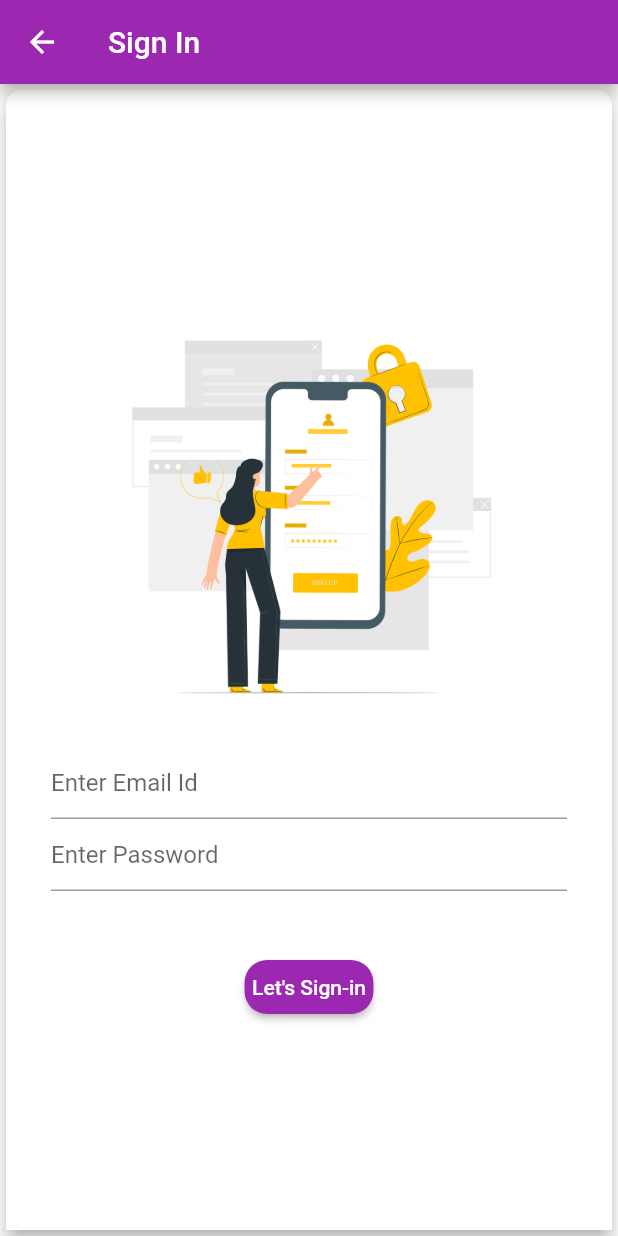
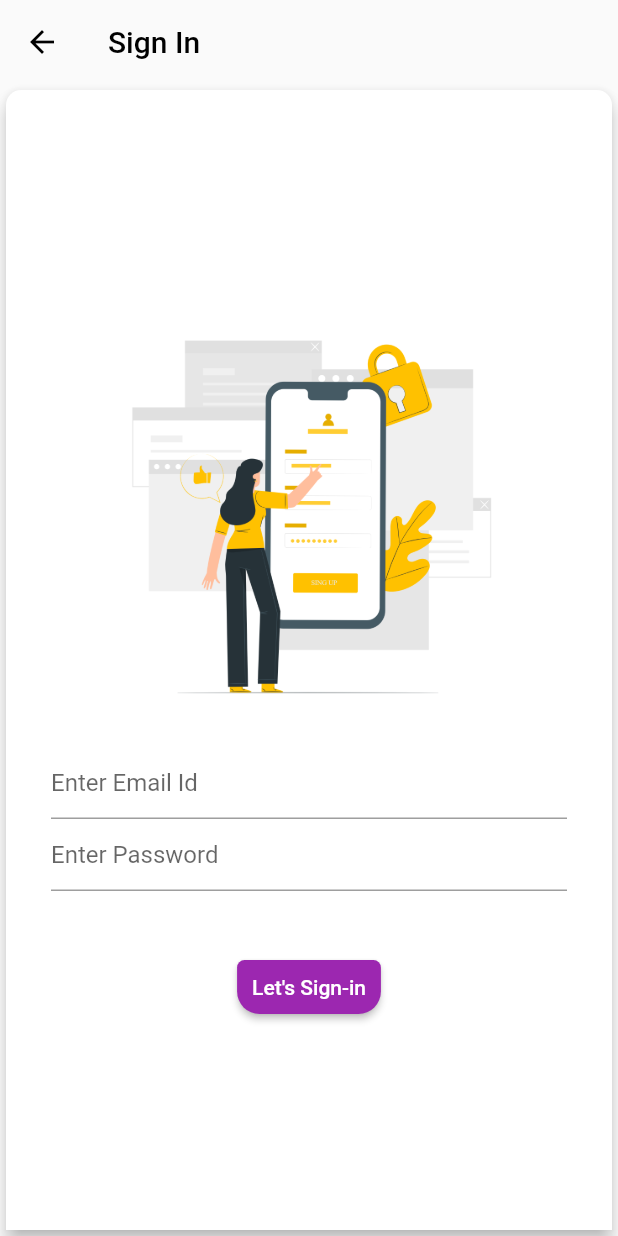
Before and after one commit to Amey-2002/Meme_G, a Flutter app: the EmailandPass screen opened by its route, on a phone screen of 412 x 824 dp. Run offline on Flutter 3.47's test engine with Material 2 defaults, Android fonts, the phone set to English and light mode, and no system bars; our stand-ins replace firebase_auth, firebase_core, flutter_datetime_picker, flutter_signin_button, google_sign_in; missing offline and left inert: flutter_painter; accounts and stored records are empty; network calls fail.

Commit message:
transparent appBar

```diff
--- a/meme_g/lib/screens/emailandpass_signin.dart
+++ b/meme_g/lib/screens/emailandpass_signin.dart
@@ -17,6 +17,9 @@ class _EmailandPassState extends State<EmailandPass> {
     return Scaffold(
       appBar: AppBar(
         title : Text('Sign In'),
+        backgroundColor: Colors.transparent,
+        foregroundColor : Colors.black,
+        elevation: 0,
       ),
        body: Card(
            elevation: 5,
@@ -66,10 +69,10 @@ class _EmailandPassState extends State<EmailandPass> {
 
           ElevatedButton(
                 style : ButtonStyle(
-                 padding : MaterialStateProperty.all(const EdgeInsets.all(5)),
+                 padding : MaterialStateProperty.all(const EdgeInsets.all(10)),
                   shape: MaterialStateProperty.all(
                     RoundedRectangleBorder(
-                      borderRadius: BorderRadius.vertical(top: Radius.circular(15),
+                      borderRadius: BorderRadius.vertical(top: Radius.circular(5),
                       bottom: Radius.circular(15)),
                     )
                   )   ,
```
